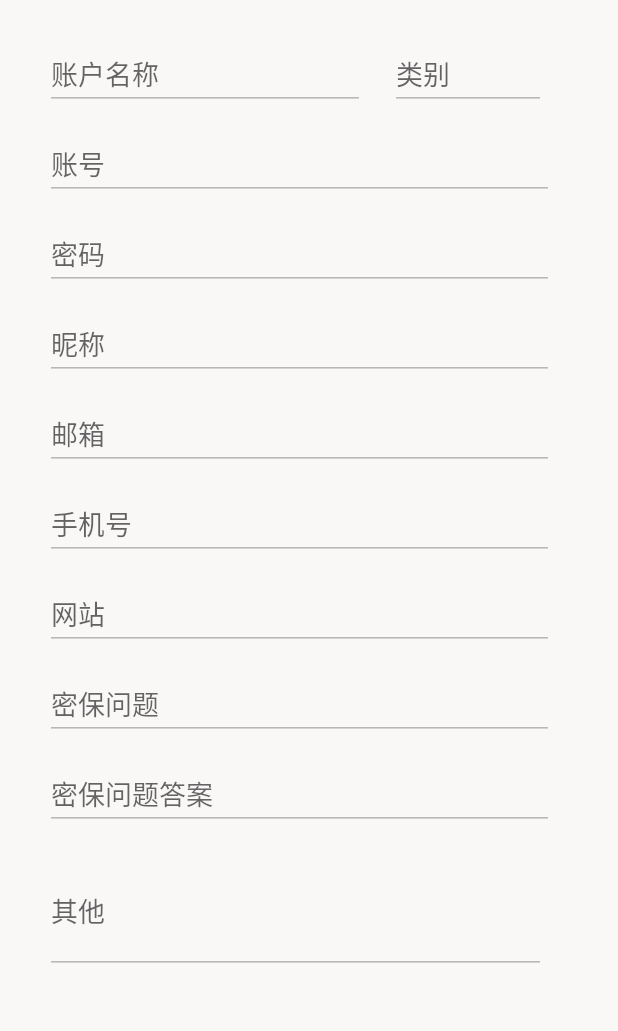
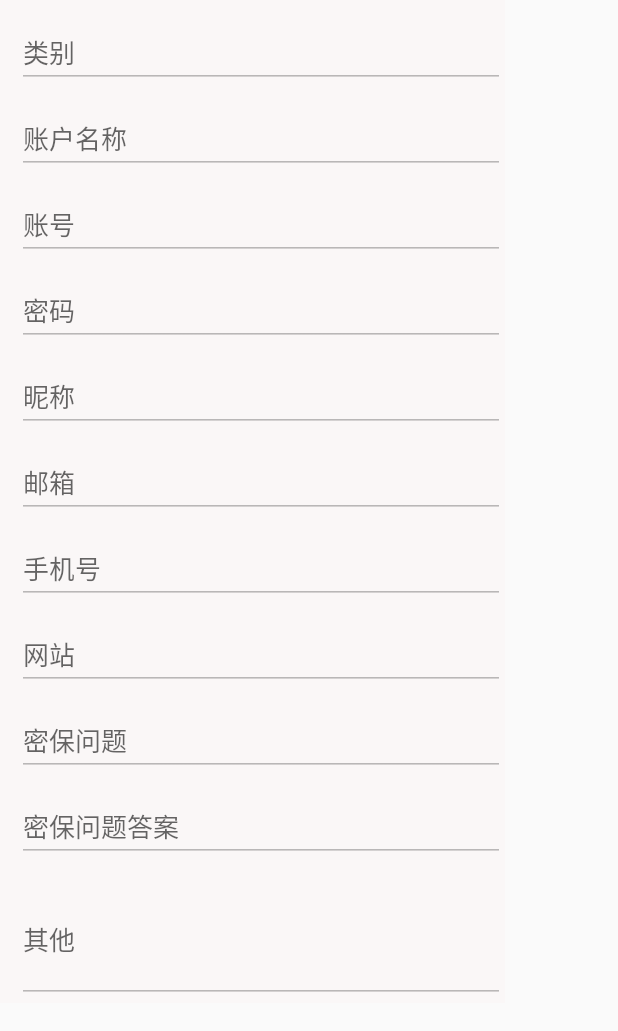
Before and after one commit to Ultronxr/AccountEncryption_Android, an Android app: the layout dialog_show_encrypted_record.xml on its own in the app's theme, with its tools: preview values and no code run, on a phone screen of 412 x 824 dp. Shown: the top 1031 px of the screen. Run offline under Robolectric (Android 15) with nearby library versions, the phone set to English and light mode, and no system bars.

Commit message:
1.修改了一点加密方式 2.修改了弹框布局

```diff
--- a/app/src/main/java/com/ultronxr/accountencryption/activities/EntrySetEncryptorActivity.java
+++ b/app/src/main/java/com/ultronxr/accountencryption/activities/EntrySetEncryptorActivity.java
@@ -58,8 +58,8 @@ public class EntrySetEncryptorActivity extends AppCompatActivity {
                     Toast.makeText(EntrySetEncryptorActivity.this, msg, Toast.LENGTH_SHORT).show();
                 else{
                     sqLiteHelper.replaceEncryptor(db, new Encryptor(MD5Hash.stringToMd5LowerCase(pwd1)));
-                    Global.encryptor = MD5Hash.stringToMd5LowerCase(pwd1);
-                    AES128ECBPKCS5.setSecretKey(Global.encryptor);
+                    Global.encryptor = pwd1;
+                    AES128ECBPKCS5.setSecretKey(pwd1);
                     Intent mainIntent = new Intent(EntrySetEncryptorActivity.this, MainActivity.class);
                     startActivity(mainIntent);
                 }
--- a/app/src/main/java/com/ultronxr/accountencryption/activities/MainActivity.java
+++ b/app/src/main/java/com/ultronxr/accountencryption/activities/MainActivity.java
@@ -2,6 +2,7 @@ package com.ultronxr.accountencryption.activities;
 
 import android.content.DialogInterface;
 import android.database.sqlite.SQLiteDatabase;
+import android.graphics.Color;
 import android.graphics.Rect;
 import android.os.Bundle;
 import android.support.design.widget.FloatingActionButton;
@@ -229,6 +230,7 @@ public class MainActivity extends AppCompatActivity
 
         //搜索栏监听事件
         searchView.setIconifiedByDefault(false);
+        //TODO 清除搜索栏下划线
         searchView.setOnQueryTextListener(new SearchView.OnQueryTextListener() {
             @Override
             public boolean onQueryTextSubmit(String query) {
--- a/app/src/main/res/layout/dialog_show_encrypted_record.xml
+++ b/app/src/main/res/layout/dialog_show_encrypted_record.xml
@@ -1,166 +1,158 @@
 <?xml version="1.0" encoding="utf-8"?>
 
-<RelativeLayout xmlns:android="http://schemas.android.com/apk/res/android"
-    android:layout_width="match_parent"
-    android:layout_height="match_parent"
-    android:orientation="horizontal"
+<android.support.constraint.ConstraintLayout xmlns:android="http://schemas.android.com/apk/res/android"
+    xmlns:app="http://schemas.android.com/apk/res-auto"
+    android:layout_width="wrap_content"
+    android:layout_height="wrap_content"
     android:background="#FAF7F7">
 
+    <ScrollView
+        android:layout_width="wrap_content"
+        android:layout_height="wrap_content"
+        android:layout_marginStart="1dp"
+        android:layout_marginTop="1dp"
+        app:layout_constraintStart_toStartOf="parent"
+        app:layout_constraintTop_toTopOf="parent">
+
+        <LinearLayout
+            android:layout_width="match_parent"
+            android:layout_height="wrap_content"
+            android:orientation="vertical">
+
+            <EditText
+                android:id="@+id/show_encrypted_category"
+                android:layout_width="325dp"
+                android:layout_height="wrap_content"
+                android:layout_marginStart="10dp"
+                android:layout_marginTop="10dp"
+                android:textSize="17dp"
+                android:ems="10"
+                android:hint="类别"
+                android:inputType="text"
+                android:enabled="false"/>
 
             <EditText
                 android:id="@+id/show_encrypted_account_name"
-        android:layout_width="wrap_content"
+                android:layout_width="325dp"
                 android:layout_height="wrap_content"
-        android:layout_alignParentStart="true"
-        android:layout_alignParentTop="true"
-        android:layout_marginStart="30dp"
-        android:layout_marginTop="25dp"
+                android:layout_marginStart="10dp"
+                android:layout_marginTop="10dp"
+                android:textSize="17dp"
                 android:ems="10"
                 android:hint="账户名称"
                 android:inputType="text"
-        android:enabled="false"
-        android:focusable="false"/>
-
-    <EditText
-        android:id="@+id/show_encrypted_category"
-        android:layout_width="104dp"
-        android:layout_height="wrap_content"
-        android:layout_alignParentStart="true"
-        android:layout_alignParentTop="true"
-        android:layout_marginStart="260dp"
-        android:layout_marginTop="25dp"
-        android:ems="10"
-        android:hint="类别"
-        android:inputType="text"
-        android:enabled="false"
-        android:focusable="false"/>
+                android:enabled="false"/>
 
             <EditText
                 android:id="@+id/show_encrypted_account_num"
-        android:layout_width="339dp"
+                android:layout_width="325dp"
                 android:layout_height="wrap_content"
-        android:layout_alignParentStart="true"
-        android:layout_alignParentTop="true"
-        android:layout_marginStart="30dp"
-        android:layout_marginTop="85dp"
+                android:layout_marginStart="10dp"
+                android:layout_marginTop="10dp"
+                android:textSize="17dp"
                 android:ems="10"
                 android:hint="账号"
                 android:inputType="text"
-        android:enabled="false"
-        android:focusable="false"/>
+                android:enabled="false"/>
 
             <EditText
                 android:id="@+id/show_encrypted_account_pwd"
-        android:layout_width="339dp"
+                android:layout_width="325dp"
                 android:layout_height="wrap_content"
-        android:layout_alignParentStart="true"
-        android:layout_alignParentTop="true"
-        android:layout_marginStart="30dp"
-        android:layout_marginTop="145dp"
+                android:layout_marginStart="10dp"
+                android:layout_marginTop="10dp"
+                android:textSize="17dp"
                 android:ems="10"
                 android:hint="密码"
                 android:inputType="text"
-        android:enabled="false"
-        android:focusable="false"/>
+                android:enabled="false"/>
 
             <EditText
                 android:id="@+id/show_encrypted_nick"
-        android:layout_width="339dp"
+                android:layout_width="325dp"
                 android:layout_height="wrap_content"
-        android:layout_alignParentStart="true"
-        android:layout_alignParentTop="true"
-        android:layout_marginStart="30dp"
-        android:layout_marginTop="205dp"
+                android:layout_marginStart="10dp"
+                android:layout_marginTop="10dp"
+                android:textSize="17dp"
                 android:ems="10"
                 android:hint="昵称"
                 android:inputType="text"
-        android:enabled="false"
-        android:focusable="false"/>
+                android:enabled="false"/>
 
             <EditText
                 android:id="@+id/show_encrypted_email"
-        android:layout_width="339dp"
+                android:layout_width="325dp"
                 android:layout_height="wrap_content"
-        android:layout_alignParentStart="true"
-        android:layout_alignParentTop="true"
-        android:layout_marginStart="30dp"
-        android:layout_marginTop="265dp"
+                android:layout_marginStart="10dp"
+                android:layout_marginTop="10dp"
+                android:textSize="17dp"
                 android:ems="10"
                 android:hint="邮箱"
                 android:inputType="text"
-        android:enabled="false"
-        android:focusable="false"/>
+                android:enabled="false"/>
 
             <EditText
                 android:id="@+id/show_encrypted_phone"
-        android:layout_width="339dp"
+                android:layout_width="325dp"
                 android:layout_height="wrap_content"
-        android:layout_alignParentStart="true"
-        android:layout_alignParentTop="true"
-        android:layout_marginStart="30dp"
-        android:layout_marginTop="325dp"
+                android:layout_marginStart="10dp"
+                android:layout_marginTop="10dp"
+                android:textSize="17dp"
                 android:ems="10"
                 android:hint="手机号"
                 android:inputType="text"
-        android:enabled="false"
-        android:focusable="false"/>
+                android:enabled="false"/>
 
             <EditText
                 android:id="@+id/show_encrypted_url"
-        android:layout_width="339dp"
+                android:layout_width="325dp"
                 android:layout_height="wrap_content"
-        android:layout_alignParentStart="true"
-        android:layout_alignParentTop="true"
-        android:layout_marginStart="30dp"
-        android:layout_marginTop="385dp"
+                android:layout_marginStart="10dp"
+                android:layout_marginTop="10dp"
+                android:textSize="17dp"
                 android:ems="10"
                 android:hint="网站"
                 android:inputType="text"
-        android:enabled="false"
-        android:focusable="false"/>
+                android:enabled="false"/>
 
             <EditText
                 android:id="@+id/show_encrypted_security_problem"
-        android:layout_width="339dp"
+                android:layout_width="325dp"
                 android:layout_height="wrap_content"
-        android:layout_alignParentStart="true"
-        android:layout_alignParentTop="true"
-        android:layout_marginStart="30dp"
-        android:layout_marginTop="445dp"
+                android:layout_marginStart="10dp"
+                android:layout_marginTop="10dp"
+                android:textSize="17dp"
                 android:ems="10"
                 android:hint="密保问题"
                 android:inputType="text"
-        android:enabled="false"
-        android:focusable="false"/>
+                android:enabled="false"/>
 
             <EditText
                 android:id="@+id/show_encrypted_security_answer"
-        android:layout_width="339dp"
+                android:layout_width="325dp"
                 android:layout_height="wrap_content"
-        android:layout_alignParentStart="true"
-        android:layout_alignParentTop="true"
-        android:layout_marginStart="30dp"
-        android:layout_marginTop="505dp"
+                android:layout_marginStart="10dp"
+                android:layout_marginTop="10dp"
+                android:textSize="17dp"
                 android:ems="10"
                 android:hint="密保问题答案"
                 android:inputType="text"
-        android:enabled="false"
-        android:focusable="false"/>
+                android:enabled="false"/>
 
             <EditText
                 android:id="@+id/show_encrypted_note"
-        android:layout_width="334dp"
+                android:layout_width="325dp"
                 android:layout_height="84dp"
-        android:layout_alignParentStart="true"
-        android:layout_alignParentTop="true"
-        android:layout_marginStart="30dp"
-        android:layout_marginTop="565dp"
+                android:layout_marginStart="10dp"
+                android:layout_marginTop="10dp"
+                android:textSize="17dp"
                 android:ems="10"
                 android:hint="其他"
                 android:inputType="textMultiLine"
-        android:enabled="false"
-        android:focusable="false"/>
+                android:enabled="false"/>
+
+        </LinearLayout>
+    </ScrollView>
 
 
-
-</RelativeLayout>
+</android.support.constraint.ConstraintLayout>
--- a/app/src/main/res/layout/item_in_list.xml
+++ b/app/src/main/res/layout/item_in_list.xml
@@ -25,7 +25,7 @@
     <TextView
         android:id="@+id/item_category"
         android:layout_width="wrap_content"
-        android:layout_height="20dp"
+        android:layout_height="26dp"
         android:layout_alignParentRight="true"
         android:layout_marginTop="25dp"
         android:layout_marginRight="20dp"
```
Also changed, not shown: app/src/main/java/com/ultronxr/accountencryption/activities/EntryActivity.java (+6 -5 lines), app/src/main/res/layout/dialog_add_record.xml (+71 -68 lines), app/src/main/res/layout/dialog_update_record.xml (+71 -68 lines). Lines whose indentation alone changed are shown as unchanged.
